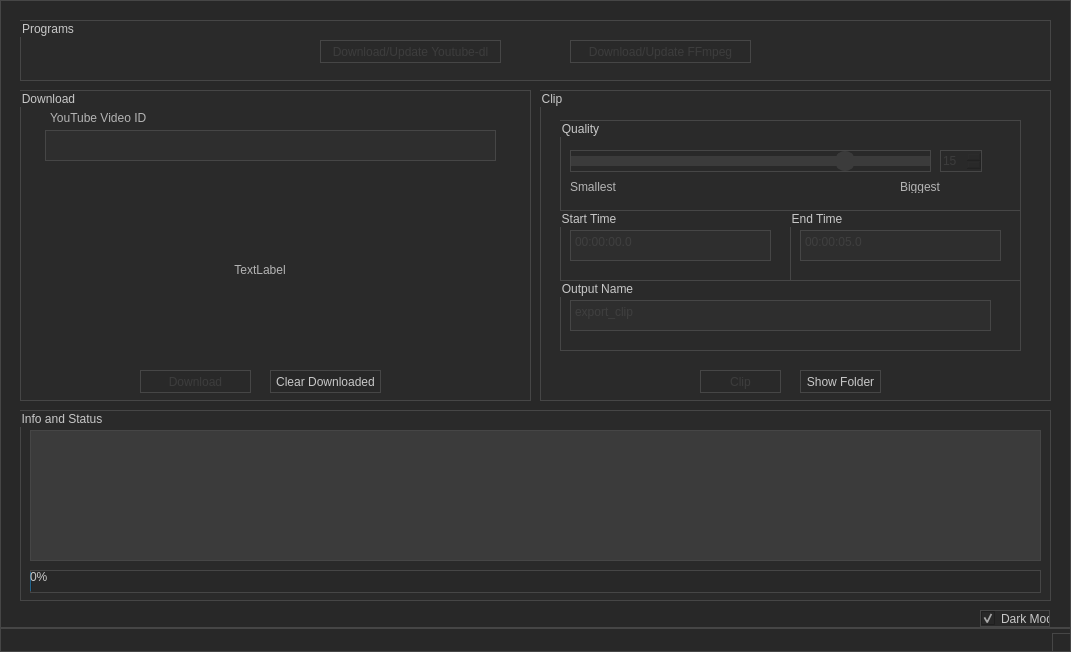
Before: the Qt Designer form Download_and_Clip.ui in Chrscool8/ClipEZ-aka-Download-and-Clip, drawn with Qt 5.
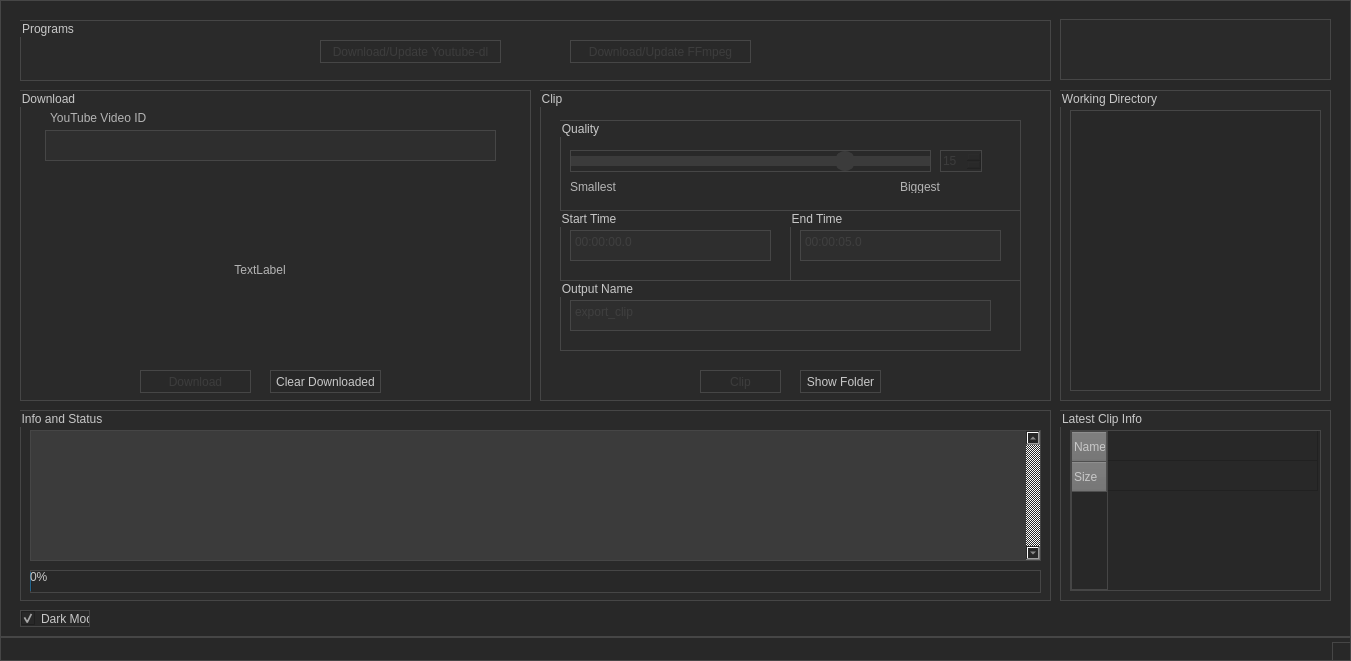
After: the same form once the commit is applied.

Commit message: info panel with sizes and stuff

What changed in the file:
```diff
--- a/Download_and_Clip.ui
+++ b/Download_and_Clip.ui
@@ -9,8 +9,8 @@
    <rect>
     <x>0</x>
     <y>0</y>
-    <width>1071</width>
-    <height>652</height>
+    <width>1351</width>
+    <height>661</height>
    </rect>
   </property>
   <property name="sizePolicy">
@@ -115,7 +115,24 @@
 QSlider::handle:horizontal:hover 
 { 
 	border-radius: 6px;
-}</string>
+}
+
+QHeaderView::section 
+{
+    background-color: rgb(110, 110, 110);
+}
+
+QHeaderView::section:horizontal
+{
+}
+
+QHeaderView::section:vertical
+{
+}
+
+
+
+</string>
   </property>
   <widget class="QWidget" name="centralWidget">
    <property name="enabled">
@@ -483,6 +500,9 @@
        <height>131</height>
       </rect>
      </property>
+     <property name="verticalScrollBarPolicy">
+      <enum>Qt::ScrollBarAlwaysOn</enum>
+     </property>
      <property name="readOnly">
       <bool>true</bool>
      </property>
@@ -559,7 +579,7 @@
    <widget class="QCheckBox" name="checkbox_dark">
     <property name="geometry">
      <rect>
-      <x>980</x>
+      <x>20</x>
       <y>610</y>
       <width>70</width>
       <height>17</height>
@@ -572,6 +592,135 @@
      <bool>true</bool>
     </property>
    </widget>
+   <widget class="QGroupBox" name="groupBox_9">
+    <property name="geometry">
+     <rect>
+      <x>1060</x>
+      <y>410</y>
+      <width>271</width>
+      <height>191</height>
+     </rect>
+    </property>
+    <property name="title">
+     <string>Latest Clip Info</string>
+    </property>
+    <widget class="QTableWidget" name="table_clipinfo">
+     <property name="enabled">
+      <bool>true</bool>
+     </property>
+     <property name="geometry">
+      <rect>
+       <x>10</x>
+       <y>20</y>
+       <width>251</width>
+       <height>161</height>
+      </rect>
+     </property>
+     <property name="sizePolicy">
+      <sizepolicy hsizetype="Fixed" vsizetype="Fixed">
+       <horstretch>0</horstretch>
+       <verstretch>0</verstretch>
+      </sizepolicy>
+     </property>
+     <property name="sizeAdjustPolicy">
+      <enum>QAbstractScrollArea::AdjustToContentsOnFirstShow</enum>
+     </property>
+     <property name="selectionMode">
+      <enum>QAbstractItemView::NoSelection</enum>
+     </property>
+     <property name="showGrid">
+      <bool>true</bool>
+     </property>
+     <property name="cornerButtonEnabled">
+      <bool>false</bool>
+     </property>
+     <attribute name="horizontalHeaderVisible">
+      <bool>false</bool>
+     </attribute>
+     <attribute name="horizontalHeaderHighlightSections">
+      <bool>false</bool>
+     </attribute>
+     <attribute name="horizontalHeaderStretchLastSection">
+      <bool>true</bool>
+     </attribute>
+     <attribute name="verticalHeaderVisible">
+      <bool>true</bool>
+     </attribute>
+     <attribute name="verticalHeaderHighlightSections">
+      <bool>false</bool>
+     </attribute>
+     <attribute name="verticalHeaderStretchLastSection">
+      <bool>false</bool>
+     </attribute>
+     <row>
+      <property name="text">
+       <string>Name</string>
+      </property>
+     </row>
+     <row>
+      <property name="text">
+       <string>Size</string>
+      </property>
+     </row>
+     <column>
+      <property name="text">
+       <string/>
+      </property>
+     </column>
+     <item row="0" column="0">
+      <property name="text">
+       <string/>
+      </property>
+      <property name="flags">
+       <set>ItemIsEditable|ItemIsDragEnabled|ItemIsDropEnabled|ItemIsUserCheckable|ItemIsEnabled</set>
+      </property>
+     </item>
+     <item row="1" column="0">
+      <property name="text">
+       <string/>
+      </property>
+      <property name="flags">
+       <set>NoItemFlags</set>
+      </property>
+     </item>
+    </widget>
+   </widget>
+   <widget class="QGroupBox" name="groupBox_10">
+    <property name="geometry">
+     <rect>
+      <x>1060</x>
+      <y>90</y>
+      <width>271</width>
+      <height>311</height>
+     </rect>
+    </property>
+    <property name="title">
+     <string>Working Directory</string>
+    </property>
+    <widget class="QTreeView" name="treeview_files">
+     <property name="geometry">
+      <rect>
+       <x>10</x>
+       <y>20</y>
+       <width>251</width>
+       <height>281</height>
+      </rect>
+     </property>
+    </widget>
+   </widget>
+   <widget class="QGroupBox" name="groupBox_11">
+    <property name="geometry">
+     <rect>
+      <x>1060</x>
+      <y>19</y>
+      <width>271</width>
+      <height>61</height>
+     </rect>
+    </property>
+    <property name="title">
+     <string/>
+    </property>
+   </widget>
   </widget>
   <widget class="QStatusBar" name="statusBar"/>
  </widget>
```
The commit also changes 33 other files.
